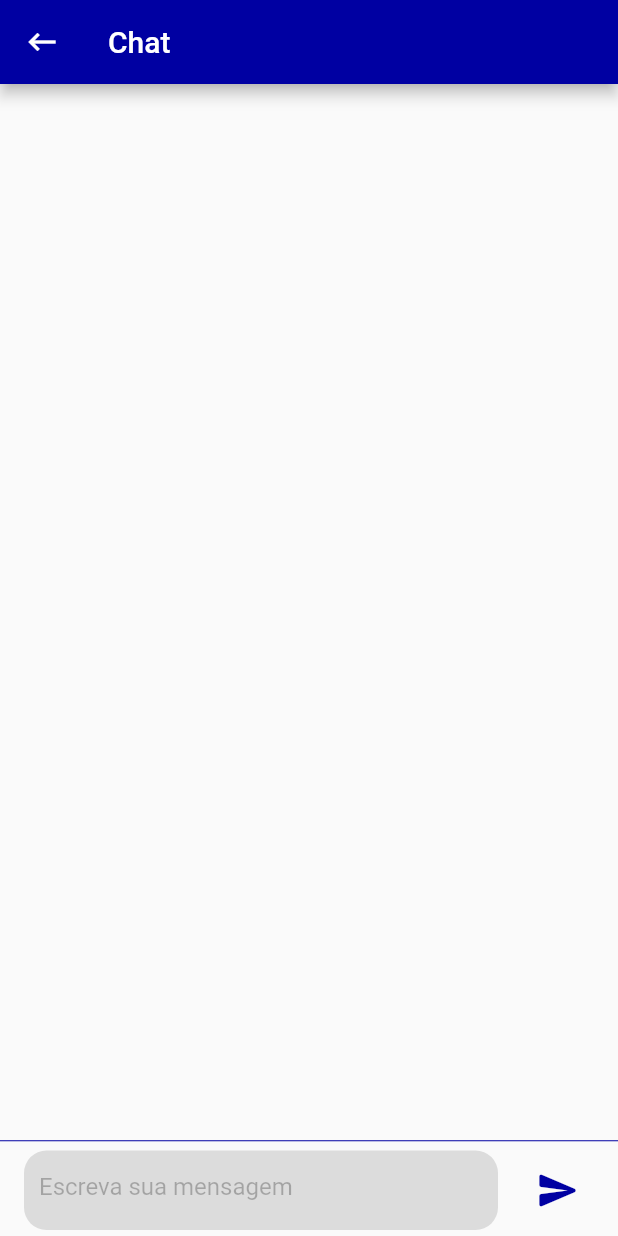
After one commit to Rayago/org-eventos-app, a Flutter app: the ChatPage screen opened by its route, after a tap on the "send" icon, on a phone screen of 412 x 824 dp. The commit adds this screen. Run offline on Flutter 3.47's test engine with Material 2 defaults, Android fonts, the phone set to English and light mode, and no system bars; our stand-ins replace flutter_modular, google_maps_flutter, localization, mobx; missing offline and left inert: flutter_onboard.

Commit message:
comeco chat

```diff
--- a/lib/main.dart
+++ b/lib/main.dart
@@ -1,4 +1,4 @@
-import 'package:flutter/material.dart';
+ import 'package:flutter/material.dart';
 import 'package:flutter_modular/flutter_modular.dart';
 
 import 'src/app_widget.dart';
--- a/lib/src/features/home/home_module.dart
+++ b/lib/src/features/home/home_module.dart
@@ -1,4 +1,5 @@
 import 'package:flutter_modular/flutter_modular.dart';
+import 'package:org_eventos_app/src/features/home/presentation/view/chat_page.dart';
 
 import 'presentation/view/home_page.dart';
 
@@ -9,5 +10,6 @@ class HomeModule extends Module {
   @override
   List<ModularRoute> get routes => [
         ChildRoute('/', child: (_, __) => const HomePage()),
+        ChildRoute('/chat', child: (_, __) => const ChatPage()),
       ];
 }
--- /dev/null
+++ b/lib/src/features/home/presentation/view/chat_page.dart
@@ -0,0 +1,107 @@
+import 'package:flutter/material.dart';
+import 'package:flutter_modular/flutter_modular.dart';
+
+class ChatPage extends StatefulWidget {
+  const ChatPage({Key? key}) : super(key: key);
+
+  @override
+  State<ChatPage> createState() => _ChatPageState();
+}
+
+class _ChatPageState extends State<ChatPage> {
+  final messageController = TextEditingController();
+
+  List<Map> messages = [];
+
+  @override
+  Widget build(BuildContext context) {
+    return Scaffold(
+      appBar: AppBar(
+        backgroundColor: const Color.fromRGBO(0, 0, 162, 1),
+        title: const Text('Chat'),
+        leading: IconButton(
+          icon: const Icon(Icons.keyboard_backspace),
+          onPressed: () {
+            Modular.to.navigate('/auth/home');
+          },
+        ),
+      ),
+      body: Container(
+        child: Column(
+          children: [
+            Flexible(
+              child: ListView.builder(
+                reverse: false,
+                itemCount: messages.length,
+                itemBuilder: (context, index) => chat(
+                    messages[index]["message"].toString(),
+                    messages[index]["id"]),
+              ),
+            ),
+            const Divider(
+              height: 5,
+              color: Color.fromRGBO(0, 0, 162, 1),
+            ),
+            Container(
+              child: ListTile(
+                title: Container(
+                  padding: EdgeInsets.only(left: 10, bottom: 5),
+                  decoration: const BoxDecoration(
+                    borderRadius: BorderRadius.all(Radius.circular(15)),
+                    color: Color.fromRGBO(220, 220, 220, 1),
+                  ),
+                  child: TextFormField(
+                    controller: messageController,
+                    decoration: const InputDecoration(
+                      hintText: 'Escreva sua mensagem',
+                      hintStyle: TextStyle(
+                        color: Colors.black26,
+                      ),
+                      border: InputBorder.none,
+                      focusedBorder: InputBorder.none,
+                      enabledBorder: InputBorder.none,
+                      errorBorder: InputBorder.none,
+                      disabledBorder: InputBorder.none,
+                    ),
+                    style: TextStyle(
+                      fontSize: 16,
+                      color: Colors.black,
+                    ),
+                  ),
+                ),
+                trailing: IconButton(
+                  icon: Icon(
+                    Icons.send_rounded,
+                    size: 30,
+                    color: Color.fromRGBO(0, 0, 162, 1),
+                  ),
+                  onPressed: () {
+                    if (messageController.text.isEmpty) {
+                      print('vazia');
+                    } else {
+                      setState(() {
+                        //messages.insert(0, {"id": 1, "message": messageController.text});
+                        messages
+                            .add({"message": messageController.text, "id": 0});
+                      });
+                      //response(messageController.text);
+                      messageController.clear();
+                    }
+                    FocusScopeNode currentFocus = FocusScope.of(context);
+                    if (!currentFocus.hasPrimaryFocus) {
+                      currentFocus.unfocus();
+                    }
+                  },
+                ),
+              ),
+            ),
+          ],
+        ),
+      ),
+    );
+  }
+
+  Widget chat(String message, int id) {
+    return Container();
+  }
+}
--- a/lib/src/features/home/presentation/view/home_page.dart
+++ b/lib/src/features/home/presentation/view/home_page.dart
@@ -67,6 +67,14 @@ class _HomePageState extends State<HomePage> {
           },
         ),
       ),
+      floatingActionButton: FloatingActionButton(
+        onPressed: () {
+          Modular.to.navigate('/auth/home/chat');
+        },
+        child: const Icon(Icons.chat),
+      ),
+      floatingActionButtonLocation: FloatingActionButtonLocation.startFloat,
+
       body: Center(
         child: _widgetOptions.elementAt(_selectedIndex),
       ),
```
